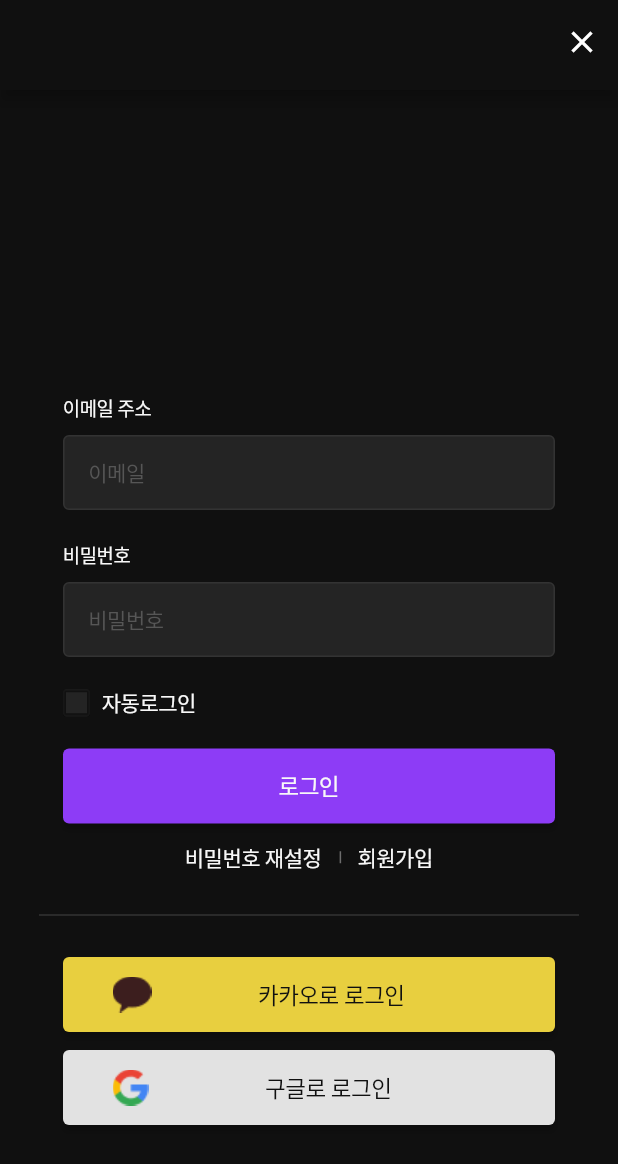
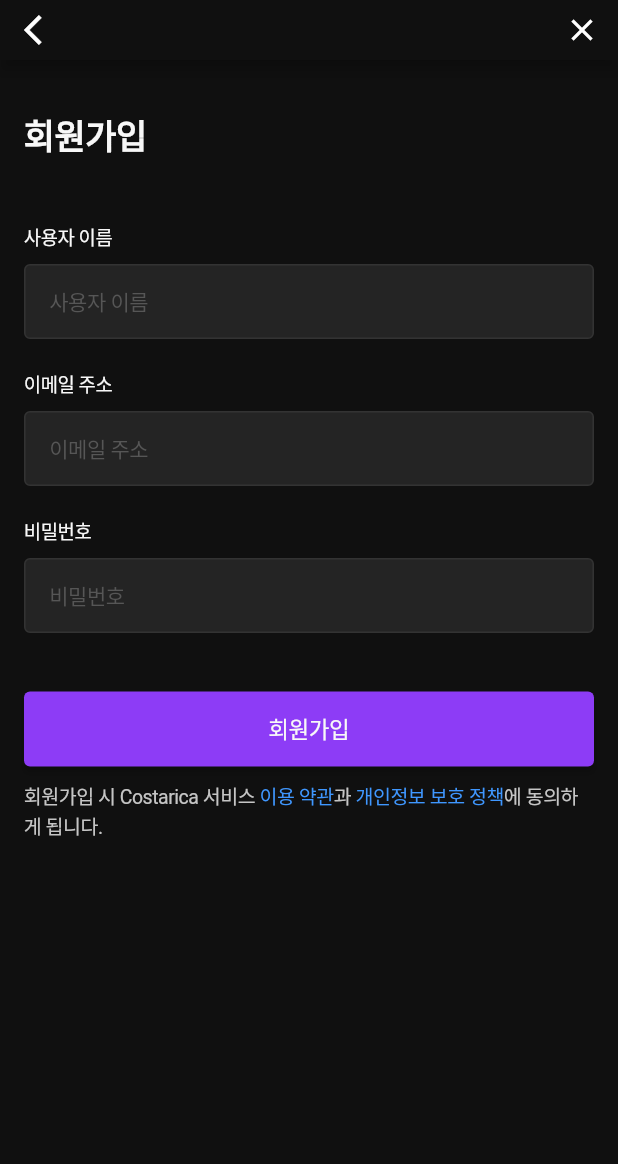
Before and after one commit to cos-quare/cosquare-app, a Flutter app: the screen it shows after launch, after a tap on "회원가입", on a phone screen of 412 x 824 dp. Shown: the top 1164 px of the screen. Run offline on Flutter 3.47's test engine with Material 2 defaults, Android fonts, the phone set to English and light mode, and no system bars; Roboto replaces fonts that are missing (Pretendard).

Commit message:
:sparkles: "회원가입 화면 UI" - 회원가입 화면 UI 작업

```diff
--- a/lib/screens/login_screen.dart
+++ b/lib/screens/login_screen.dart
@@ -1,3 +1,4 @@
+import 'package:costarica_app/screens/sign_up_screen.dart';
 import 'package:costarica_app/widgets/base_app_bar.dart';
 import 'package:costarica_app/widgets/base_button.dart';
 import 'package:costarica_app/widgets/base_check_box.dart';
@@ -15,14 +16,11 @@ class _LoginScreenState extends State<LoginScreen> {
     return Scaffold(
       appBar: BaseAppBar(isBackButton: false, isCloseButton: true),
       body: SafeArea(
-        child: Center(
-          child: Container(
-            width: 360.0,
-            height: 640.0,
         child: Column(
+          crossAxisAlignment: CrossAxisAlignment.start,
           children: [
             Padding(
-                    padding: const EdgeInsets.fromLTRB(16, 140, 285, 8),
+                padding: const EdgeInsets.fromLTRB(16, 140, 0, 8),
                 child: Container(
                   width: 59,
                   height: 20,
@@ -42,11 +40,10 @@ class _LoginScreenState extends State<LoginScreen> {
                   ),
                 )),
             Padding(
-                    padding:
-                        const EdgeInsets.symmetric(vertical: 0, horizontal: 16),
+                padding: const EdgeInsets.fromLTRB(16, 0, 16, 20),
                 child: BaseTextField(hintText: '이메일', isPassword: false)),
             Padding(
-                  padding: const EdgeInsets.fromLTRB(16, 20, 299, 8),
+              padding: const EdgeInsets.fromLTRB(16, 0, 0, 8),
               child: Container(
                 width: 45,
                 height: 20,
@@ -89,7 +86,7 @@ class _LoginScreenState extends State<LoginScreen> {
             ),
             Padding(
                 padding: const EdgeInsets.fromLTRB(16, 0, 16, 12),
-                    child: BaseButton(width: 328.0, height: 50.0, text: '로그인')),
+                child: BaseButton(text: '로그인')),
             Padding(
               padding: const EdgeInsets.fromLTRB(0, 0, 0, 20),
               child: Row(
@@ -122,7 +119,12 @@ class _LoginScreenState extends State<LoginScreen> {
                     ),
                   ),
                   TextButton(
-                        onPressed: () {},
+                    onPressed: () {
+                      Navigator.push(
+                        context,
+                        MaterialPageRoute(builder: (context) => SignUpScreen()),
+                      );
+                    },
                     style: TextButton.styleFrom(
                       minimumSize: Size.zero,
                       padding: EdgeInsets.zero,
@@ -232,8 +234,6 @@ class _LoginScreenState extends State<LoginScreen> {
           ],
         ),
       ),
-        ),
-      ),
     );
   }
 }
--- /dev/null
+++ b/lib/screens/sign_up_screen.dart
@@ -0,0 +1,178 @@
+import 'package:costarica_app/widgets/base_app_bar.dart';
+import 'package:costarica_app/widgets/base_button.dart';
+import 'package:costarica_app/widgets/base_text_field.dart';
+import 'package:flutter/material.dart';
+
+class SignUpScreen extends StatefulWidget {
+  @override
+  State<SignUpScreen> createState() => _SignUpScreenState();
+}
+
+class _SignUpScreenState extends State<SignUpScreen> {
+  @override
+  Widget build(BuildContext context) {
+    return Scaffold(
+      appBar: BaseAppBar(isBackButton: true, isCloseButton: true),
+      body: SafeArea(
+        child: Column(
+          crossAxisAlignment: CrossAxisAlignment.start,
+          children: [
+            Padding(
+                padding: const EdgeInsets.fromLTRB(16, 32, 0, 40),
+                child: Container(
+                  width: 82,
+                  height: 36,
+                  child: const FittedBox(
+                    fit: BoxFit.contain,
+                    child: Text(
+                      '회원가입',
+                      overflow: TextOverflow.visible,
+                      textAlign: TextAlign.left,
+                      style: TextStyle(
+                        fontSize: 24.0,
+                        fontWeight: FontWeight.w700,
+                        color: const Color(0xfff8f8f8),
+                        letterSpacing: -0.32,
+                      ),
+                    ),
+                  ),
+                )),
+            Padding(
+              padding: const EdgeInsets.fromLTRB(16, 0, 0, 8),
+              child: Container(
+                width: 59,
+                height: 20,
+                child: const FittedBox(
+                  fit: BoxFit.contain,
+                  child: Text(
+                    '사용자 이름',
+                    overflow: TextOverflow.visible,
+                    textAlign: TextAlign.left,
+                    style: TextStyle(
+                      fontSize: 13.0,
+                      fontWeight: FontWeight.w400,
+                      color: const Color(0xfff8f8f8),
+                      letterSpacing: -0.32,
+                    ),
+                  ),
+                ),
+              ),
+            ),
+            Padding(
+                padding: const EdgeInsets.fromLTRB(16, 0, 16, 20),
+                child: BaseTextField(hintText: '사용자 이름', isPassword: false)),
+            Padding(
+              padding: const EdgeInsets.fromLTRB(16, 0, 0, 8),
+              child: Container(
+                width: 59,
+                height: 20,
+                child: const FittedBox(
+                  fit: BoxFit.contain,
+                  child: Text(
+                    '이메일 주소',
+                    overflow: TextOverflow.visible,
+                    textAlign: TextAlign.left,
+                    style: TextStyle(
+                      fontSize: 13.0,
+                      fontWeight: FontWeight.w400,
+                      color: const Color(0xfff8f8f8),
+                      letterSpacing: -0.32,
+                    ),
+                  ),
+                ),
+              ),
+            ),
+            Padding(
+                padding: const EdgeInsets.fromLTRB(16, 0, 16, 20),
+                child: BaseTextField(hintText: '이메일 주소', isPassword: false)),
+            Padding(
+              padding: const EdgeInsets.fromLTRB(16, 0, 0, 8),
+              child: Container(
+                width: 45,
+                height: 20,
+                child: const FittedBox(
+                  fit: BoxFit.contain,
+                  child: Text(
+                    '비밀번호',
+                    overflow: TextOverflow.visible,
+                    textAlign: TextAlign.left,
+                    style: TextStyle(
+                      fontSize: 13.0,
+                      fontWeight: FontWeight.w400,
+                      color: const Color(0xfff8f8f8),
+                      letterSpacing: -0.32,
+                    ),
+                  ),
+                ),
+              ),
+            ),
+            Padding(
+                padding: const EdgeInsets.fromLTRB(16, 0, 16, 39),
+                child: BaseTextField(hintText: '비밀번호', isPassword: true)),
+            Padding(
+                padding: const EdgeInsets.fromLTRB(16, 0, 16, 10),
+                child: BaseButton(text: '회원가입')),
+            Padding(
+                padding:
+                    const EdgeInsets.symmetric(vertical: 0, horizontal: 16),
+                child: Container(
+                    child: Row(
+                  mainAxisAlignment: MainAxisAlignment.start,
+                  children: [
+                    Flexible(
+                        child: RichText(
+                      overflow: TextOverflow.ellipsis,
+                      maxLines: 2,
+                      strutStyle: StrutStyle(fontSize: 13.0),
+                      text: TextSpan(
+                        text: '회원가입 시 Costarica 서비스 ',
+                        style: TextStyle(
+                            fontSize: 13.0,
+                            fontWeight: FontWeight.w400,
+                            color: const Color(0xffc5c5c5),
+                            height: 1.5,
+                            letterSpacing: -0.32),
+                        children: const <TextSpan>[
+                          TextSpan(
+                              text: '이용 약관',
+                              style: TextStyle(
+                                  fontSize: 13.0,
+                                  fontWeight: FontWeight.w400,
+                                  color: const Color(0xff3f97ff),
+                                  height: 1.5,
+                                  letterSpacing: -0.32)),
+                          TextSpan(
+                              text: '과 ',
+                              style: TextStyle(
+                                  fontSize: 13.0,
+                                  fontWeight: FontWeight.w400,
+                                  color: const Color(0xffc5c5c5),
+                                  height: 1.5,
+                                  letterSpacing: -0.32)),
+                          TextSpan(
+                              text: '개인정보 보호 정책',
+                              style: TextStyle(
+                                  fontSize: 13.0,
+                                  fontWeight: FontWeight.w400,
+                                  color: const Color(0xff3f97ff),
+                                  height: 1.5,
+                                  letterSpacing: -0.32)),
+                          TextSpan(
+                              text: '에 동의하게 됩니다.',
+                              style: TextStyle(
+                                  fontSize: 13.0,
+                                  fontWeight: FontWeight.w400,
+                                  color: const Color(0xffc5c5c5),
+                                  height: 1.5,
+                                  letterSpacing: -0.32)),
+                        ],
+                      ),
+                    )),
+                  ],
+                )))
+          ],
+        ),
+      ),
+    );
+  }
+}
--- a/lib/widgets/base_app_bar.dart
+++ b/lib/widgets/base_app_bar.dart
@@ -11,7 +11,7 @@ class BaseAppBar extends StatelessWidget implements PreferredSizeWidget {
   }) : super(key: key);
 
   @override
-  Size get preferredSize => Size.fromHeight(60);
+  Size get preferredSize => Size.fromHeight(40);
 
   @override
   Widget build(BuildContext context) {
--- a/lib/widgets/base_button.dart
+++ b/lib/widgets/base_button.dart
@@ -1,11 +1,9 @@
 import 'package:flutter/material.dart';
 
 class BaseButton extends StatefulWidget {
-  final double width;
-  final double height;
   final String text;
 
-  const BaseButton({this.width, this.height, this.text});
+  const BaseButton({this.text});
 
   @override
   State<BaseButton> createState() => _BaseButtonState();
@@ -14,13 +12,8 @@ class BaseButton extends StatefulWidget {
 class _BaseButtonState extends State<BaseButton> {
   @override
   Widget build(BuildContext context) {
-    return SizedBox(
-      width: widget.width,
-      height: widget.height,
-      child: ElevatedButton(
-        onPressed: () {
-          // Respond to button press
-        },
+    return ElevatedButton(
+      onPressed: () {},
       child: Text(
         widget.text,
         style: TextStyle(
@@ -32,12 +25,9 @@ class _BaseButtonState extends State<BaseButton> {
       ),
       style: ElevatedButton.styleFrom(
         primary: const Color(0xff8d3cf6),
+        minimumSize: Size.fromHeight(50),
+        shape: RoundedRectangleBorder(borderRadius: BorderRadius.circular(4.0)),
         padding: EdgeInsets.zero,
-          tapTargetSize: MaterialTapTargetSize.shrinkWrap,
-          shape: new RoundedRectangleBorder(
-            borderRadius: new BorderRadius.circular(4.0),
-          ),
-        ),
       ),
     );
   }
```
Lines whose indentation alone changed are shown as unchanged.
